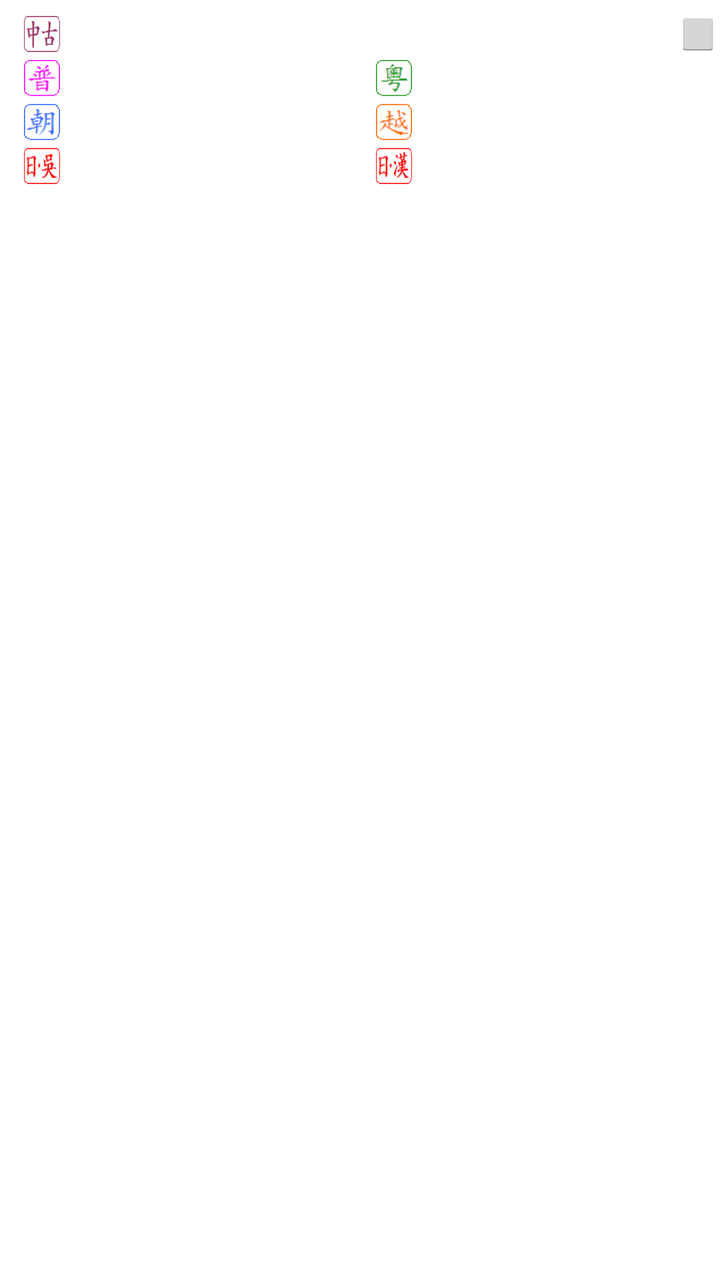
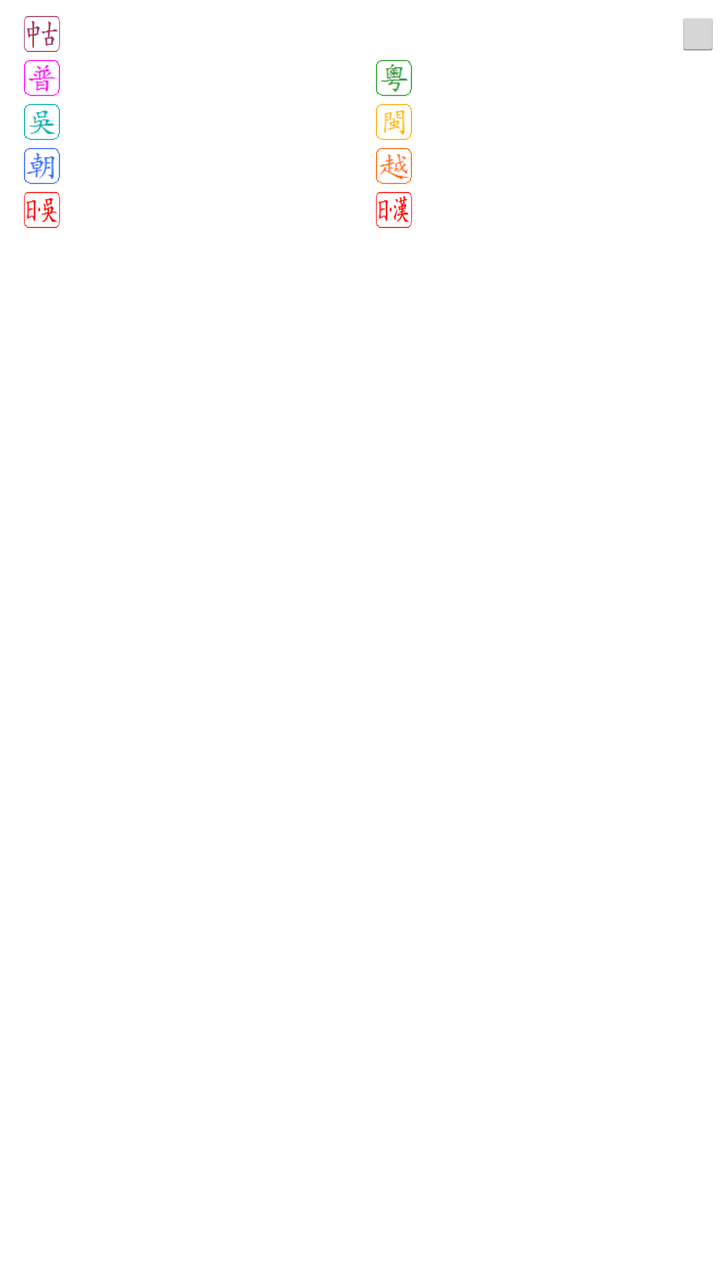

Two renders of the same Android screen: before a commit and after it. Below are the layout's source before the change and the commit's diff.
<!-- AndroidManifest.xml: application theme AppTheme -->
<!-- res/layout/search_result_item.xml -->
<LinearLayout
    xmlns:android="http://schemas.android.com/apk/res/android"
    android:layout_width="match_parent"
    android:layout_height="wrap_content"
    android:paddingTop="6dp"
    android:paddingBottom="6dp"
    android:orientation="horizontal"
    android:gravity="top"
    android:baselineAligned="false"
    android:descendantFocusability="blocksDescendants" >



    <LinearLayout
        android:layout_width="wrap_content"
        android:layout_height="wrap_content"
        android:layout_weight="0"
        android:paddingLeft="2dp"
        android:paddingRight="6dp"
        android:orientation="vertical"
        android:gravity="center_horizontal" >

        <TextView
            style="@style/FontSearchResultEntry"
            android:id="@+id/text_hz"
            android:layout_width="wrap_content"
            android:layout_height="wrap_content" />

        <TextView
            style="@style/FontDim"
            android:id="@+id/text_unicode"
            android:layout_width="wrap_content"
            android:layout_height="wrap_content" />

        <TextView
            style="@style/FontDim"
            android:id="@+id/text_variants"
            android:layout_width="wrap_content"
            android:layout_height="wrap_content" />

    </LinearLayout>

    <TableLayout
        android:layout_width="wrap_content"
        android:layout_height="wrap_content"
        android:layout_weight="1"
        android:stretchColumns="1,3"
        android:shrinkColumns="1,3" >

        <TableRow
            android:gravity="top" >
            <ImageView
                style="@style/ImageDetail"
                android:src="@drawable/lang_mc" />
            <LinearLayout
                android:layout_span="3"
                android:orientation="horizontal"
                android:gravity="top"
                android:baselineAligned="false" >

                <TextView
                    style="@style/FontDetail"
                    android:id="@+id/text_mc"
                    android:layout_width="wrap_content"
                    android:layout_height="wrap_content" />
                <TextView
                    style="@style/FontDetail"
                    android:id="@+id/text_mc_detail"
                    android:layout_width="0dp"
                    android:layout_height="wrap_content"
                    android:layout_weight="1" />
                <Button
                    android:id="@+id/button_favorite"
                    android:layout_width="22dp"
                    android:layout_height="22dp" />
            </LinearLayout>
        </TableRow>

        <TableRow
            android:gravity="top" >
            <ImageView
                style="@style/ImageDetail"
                android:src="@drawable/lang_pu" />
            <TextView
                style="@style/FontDetail"
                android:id="@+id/text_pu"
                android:layout_width="0dp" />
            <ImageView
                style="@style/ImageDetail"
                android:src="@drawable/lang_ct" />
            <TextView
                style="@style/FontDetail"
                android:id="@+id/text_ct"
                android:layout_width="0dp" />
        </TableRow>

        <TableRow
            android:gravity="top" >
            <ImageView
                style="@style/ImageDetail"
                android:src="@drawable/lang_kr" />
            <TextView
                style="@style/FontDetail"
                android:id="@+id/text_kr"
                android:layout_width="0dp" />
            <ImageView
                style="@style/ImageDetail"
                android:src="@drawable/lang_vn" />
            <TextView
                style="@style/FontDetail"
                android:id="@+id/text_vn"
                android:layout_width="0dp" />
        </TableRow>

        <TableRow
            android:gravity="top" >
            <ImageView
                style="@style/ImageDetail"
                android:src="@drawable/lang_jp_go" />
            <TextView
                style="@style/FontDetail"
                android:id="@+id/text_jp_go"
                android:layout_width="0dp" />
            <ImageView
                style="@style/ImageDetail"
                android:src="@drawable/lang_jp_kan" />
            <TextView
                style="@style/FontDetail"
                android:id="@+id/text_jp_kan"
                android:layout_width="0dp" />
        </TableRow>

        <TableRow
            android:gravity="top" >
            <ImageView
                style="@style/ImageDetail"
                android:id="@+id/image_jp_extra_1" />
            <TextView
                style="@style/FontDetail"
                android:id="@+id/text_jp_extra_1"
                android:layout_width="0dp" />
            <ImageView
                style="@style/ImageDetail"
                android:id="@+id/image_jp_extra_2" />
            <TextView
                style="@style/FontDetail"
                android:id="@+id/text_jp_extra_2"
                android:layout_width="0dp" />
        </TableRow>

        <TableRow
            android:gravity="top" >
            <ImageView
                style="@style/ImageDetail"
                android:id="@+id/image_jp_extra_3" />
            <TextView
                style="@style/FontDetail"
                android:id="@+id/text_jp_extra_3"
                android:layout_width="0dp" />
        </TableRow>

    </TableLayout>

    <TextView
        android:id="@+id/text_comment"
        android:layout_width="0dp"
        android:layout_height="0dp"
        android:visibility="gone" />

</LinearLayout>
<!-- resources referenced by this layout -->
<resources>
  <!-- drawable lang_ct: png bitmap (drawable, 1131 bytes) -->
  <!-- drawable lang_jp_go: png bitmap (drawable, 850 bytes) -->
  <!-- drawable lang_jp_kan: png bitmap (drawable, 903 bytes) -->
  <!-- drawable lang_kr: png bitmap (drawable, 1000 bytes) -->
  <!-- drawable lang_mc: png bitmap (drawable, 1194 bytes) -->
  <!-- drawable lang_pu: png bitmap (drawable, 533 bytes) -->
  <!-- drawable lang_vn: png bitmap (drawable, 951 bytes) -->
  <style name="FontDetail">
          <item name="android:textColor">#000000</item>
          <item name="android:textSize">15sp</item>
      </style>
  <style name="FontDim">
          <item name="android:textColor">#808080</item>
          <item name="android:textSize">15sp</item>
      </style>
  <style name="FontSearchResultEntry">
          <item name="android:textColor">#9D261D</item>
          <item name="android:textSize">40sp</item>
      </style>
  <style name="ImageDetail">
          <item name="android:layout_height">22dp</item>
          <item name="android:layout_width">26dp</item>
          <item name="android:paddingTop">2dp</item>
          <item name="android:paddingBottom">2dp</item>
          <item name="android:paddingLeft">4dp</item>
          <item name="android:paddingRight">4dp</item>
          <item name="android:scaleType">fitXY</item>
      </style>
  <style name="AppTheme" parent="AppBaseTheme">
          
          <item name="android:actionBarStyle" tools:targetApi="11">@style/ActionBarStyle</item>
          <item name="android:editTextStyle">@style/EditTextStyle</item>
          <item name="android:spinnerItemStyle">@style/SpinnerItemStyle</item>
          <item name="android:itemTextAppearance">@style/MenuItemStyle</item>
      </style>
  <style name="AppBaseTheme" parent="android:Theme.Light">
          
      </style>
  <style name="ActionBarStyle" parent="android:Widget.ActionBar" tools:targetApi="11">
          <item name="android:background">#00AAFF</item>
          <item name="android:titleTextStyle">@style/ActionBarTitleTextStyle</item>
      </style>
  <style name="EditTextStyle" parent="android:Widget.EditText">
          <item name="android:textSize">18sp</item>
      </style>
  <style name="SpinnerItemStyle" parent="android:Widget.TextView.SpinnerItem">
          <item name="android:textSize">18sp</item>
          <item name="android:paddingLeft">8dp</item>
          <item name="android:paddingRight">8dp</item>
      </style>
  <style name="MenuItemStyle" parent="android:TextAppearance.Widget.IconMenu.Item">
          <item name="android:textSize">15sp</item>
      </style>
  <style name="ActionBarTitleTextStyle">
          <item name="android:textColor">#FFFFFF</item>
          <item name="android:textSize">19sp</item>
      </style>
</resources>

<!-- the commit's change to res/layout/search_result_item.xml (unified diff, before → after) -->
@@ -98,6 +98,24 @@
             android:gravity="top" >
             <ImageView
                 style="@style/ImageDetail"
+                android:src="@drawable/lang_sh" />
+            <TextView
+                style="@style/FontDetail"
+                android:id="@+id/text_sh"
+                android:layout_width="0dp" />
+            <ImageView
+                style="@style/ImageDetail"
+                android:src="@drawable/lang_mn" />
+            <TextView
+                style="@style/FontDetail"
+                android:id="@+id/text_mn"
+                android:layout_width="0dp" />
+        </TableRow>
+
+        <TableRow
+            android:gravity="top" >
+            <ImageView
+                style="@style/ImageDetail"
                 android:src="@drawable/lang_kr" />
             <TextView
                 style="@style/FontDetail"
<!-- resource entries referenced after the edit -->
@@ -5,7 +5,9 @@
   <!-- drawable lang_jp_kan: png bitmap (drawable, 903 bytes) -->
   <!-- drawable lang_kr: png bitmap (drawable, 1000 bytes) -->
   <!-- drawable lang_mc: png bitmap (drawable, 1194 bytes) -->
+  <!-- drawable lang_mn: png bitmap (drawable, 837 bytes) -->
   <!-- drawable lang_pu: png bitmap (drawable, 533 bytes) -->
+  <!-- drawable lang_sh: png bitmap (drawable, 937 bytes) -->
   <!-- drawable lang_vn: png bitmap (drawable, 951 bytes) -->
   <style name="FontDetail">
           <item name="android:textColor">#000000</item>
